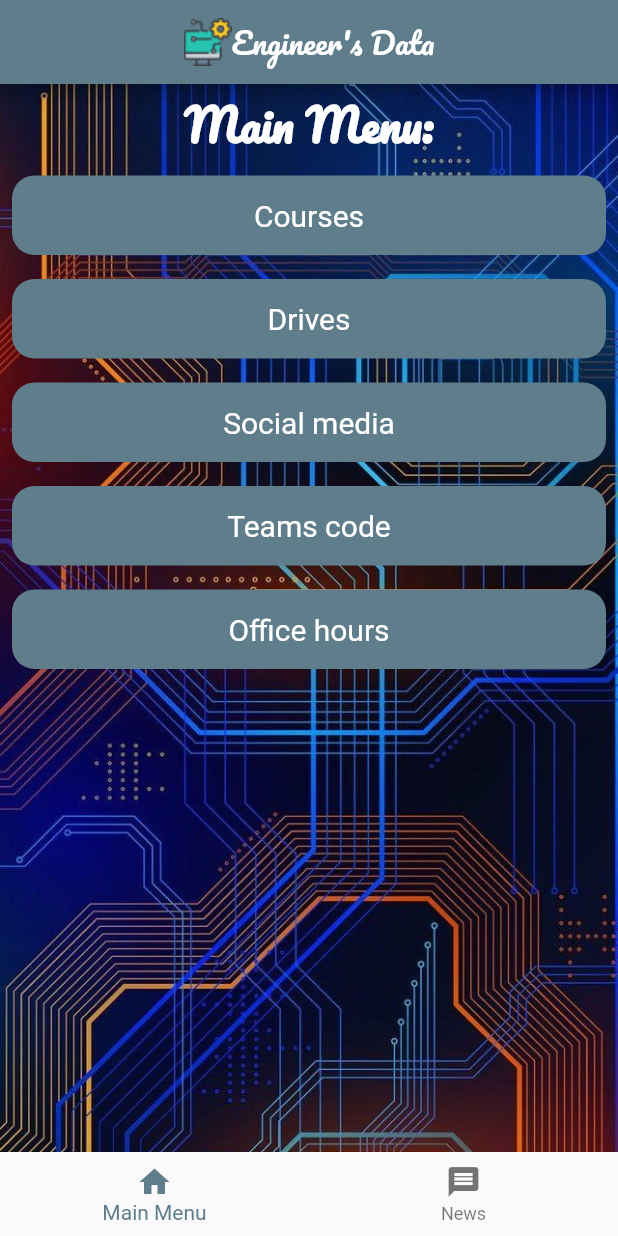
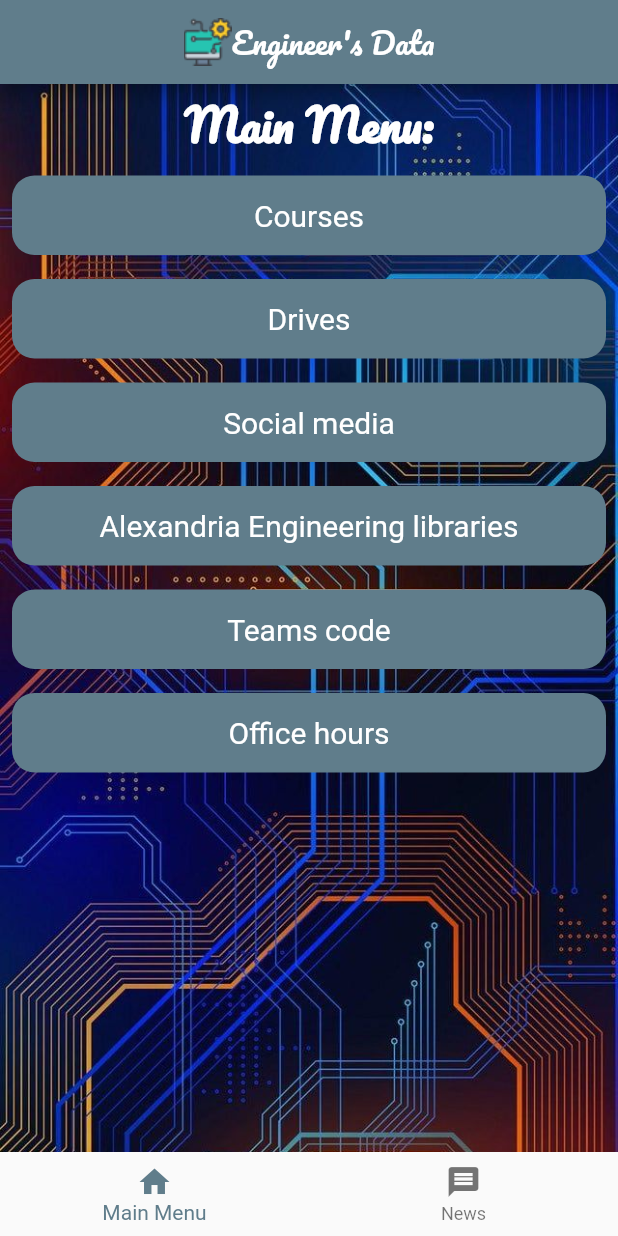
Before and after one commit to mazen-salah/Engineer-s_Data, a Flutter app: the screen it shows after launch, on a phone screen of 412 x 824 dp. Run offline on Flutter 3.47's test engine with Material 2 defaults, Android fonts, the phone set to English and light mode, and no system bars; our stand-ins replace webview_flutter.

Commit message:
fixed #4

```diff
--- a/lib/app_data.dart
+++ b/lib/app_data.dart
@@ -50,6 +50,7 @@ const mainMenuData = [
   Menu(title: 'Courses', navId: 'CoursesPage', url: ''),
   Menu(title: 'Drives', navId: 'DrivesPage', url: ''),
   Menu(title: 'Social media', navId: 'SocialMedia', url: ''),
+  Menu(title: 'Alexandria Engineering libraries', navId: 'Web', url: 'https://alexenglibraries.blogspot.com/'),
   Menu(title: 'Teams code', navId: 'TeamsCodes', url: ''),
   Menu(title: 'Office hours', navId: 'OfficeHours', url: ''),
 ];
```
